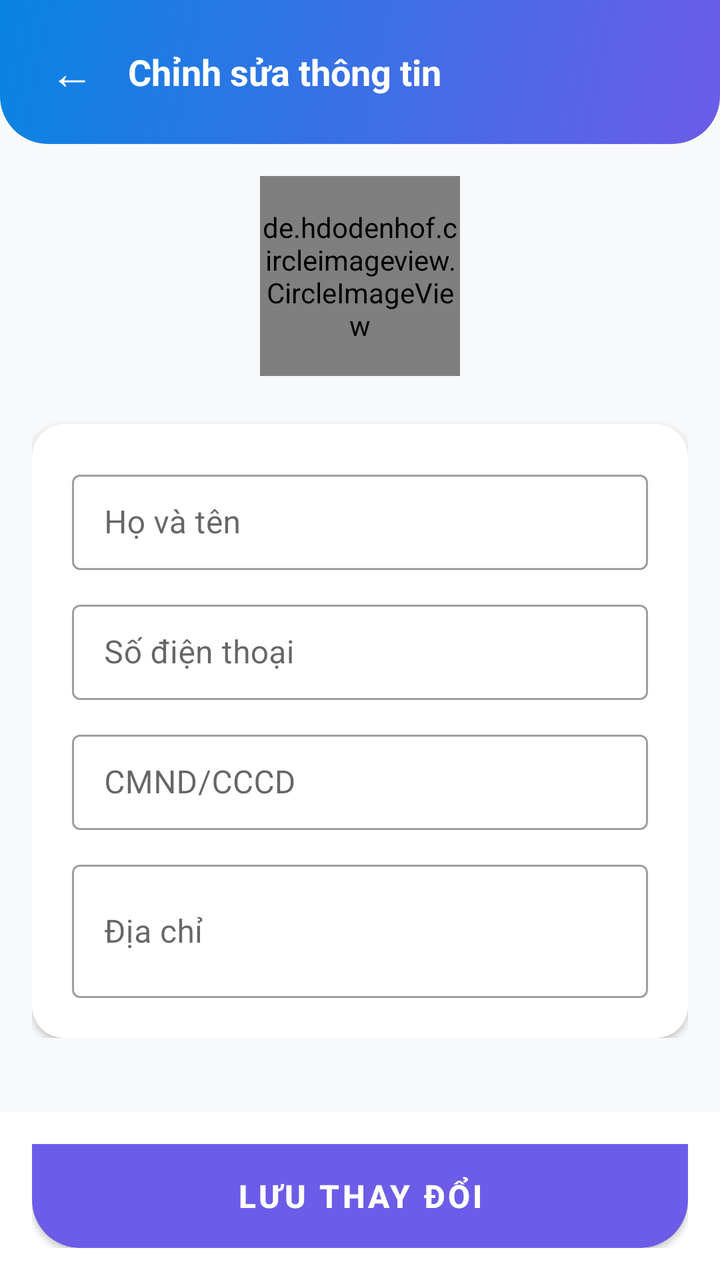
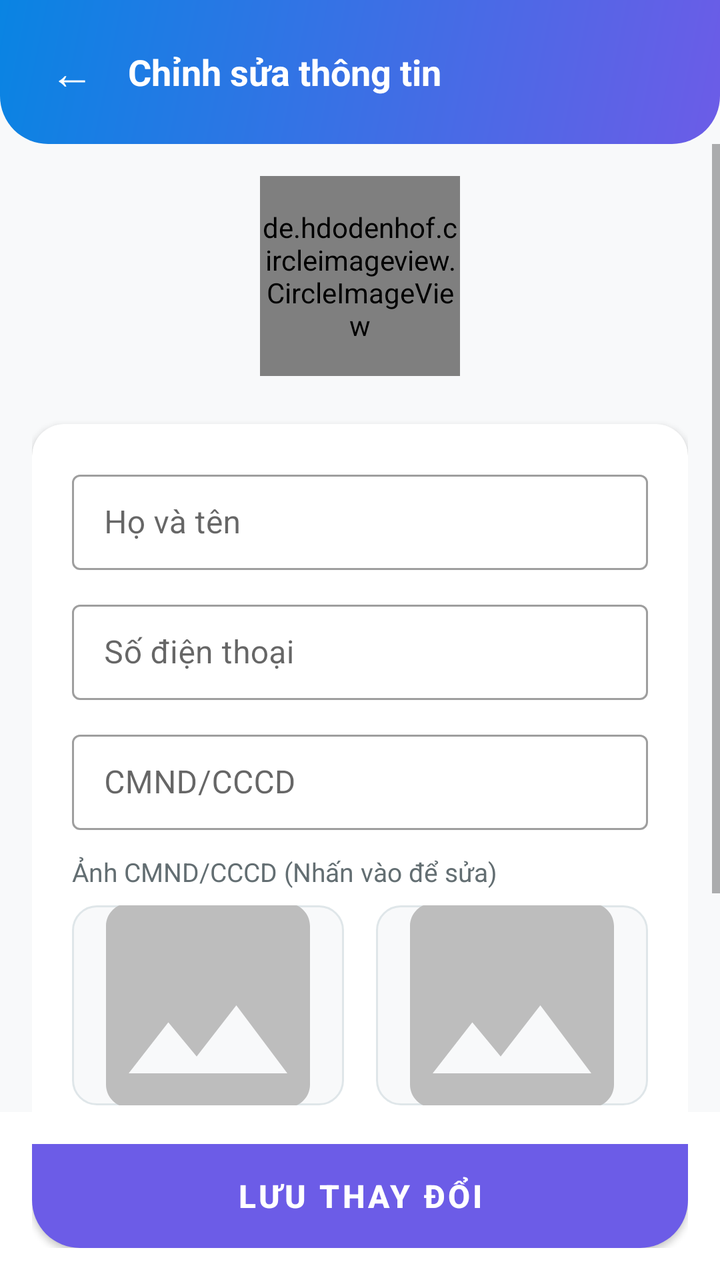

Screens rendered from an Android XML layout before and after an edit, with the pre-edit source and the edit as a unified diff.
<!-- AndroidManifest.xml: application theme Theme.SmartBoarding -->
<!-- res/layout/activity_edit_profile.xml -->
<?xml version="1.0" encoding="utf-8"?>
<LinearLayout xmlns:android="http://schemas.android.com/apk/res/android"
    xmlns:app="http://schemas.android.com/apk/res-auto"
    android:layout_width="match_parent"
    android:layout_height="match_parent"
    android:background="@color/bg_light"
    android:orientation="vertical">

    
    <LinearLayout
        android:layout_width="match_parent"
        android:layout_height="wrap_content"
        android:background="@drawable/gradient_header"
        android:gravity="center_vertical"
        android:orientation="horizontal"
        android:padding="16dp"
        android:paddingTop="40dp">

        <TextView
            android:id="@+id/btnBack"
            android:layout_width="40dp"
            android:layout_height="40dp"
            android:gravity="center"
            android:text="←"
            android:textColor="@color/white"
            android:textSize="22sp" />

        <TextView
            android:layout_width="0dp"
            android:layout_height="wrap_content"
            android:layout_marginStart="8dp"
            android:layout_weight="1"
            android:text="Chỉnh sửa thông tin"
            android:textColor="@color/white"
            android:textSize="18sp"
            android:textStyle="bold" />
    </LinearLayout>

    
    <ScrollView
        android:layout_width="match_parent"
        android:layout_height="0dp"
        android:layout_weight="1">

        <LinearLayout
            android:layout_width="match_parent"
            android:layout_height="wrap_content"
            android:orientation="vertical"
            android:padding="16dp">

            
            <LinearLayout
                android:layout_width="match_parent"
                android:layout_height="wrap_content"
                android:layout_marginBottom="24dp"
                android:gravity="center">

                <de.hdodenhof.circleimageview.CircleImageView
                    android:id="@+id/ivAvatar"
                    android:layout_width="100dp"
                    android:layout_height="100dp"
                    android:src="@android:drawable/ic_menu_myplaces"
                    app:civ_border_color="@color/purple_primary"
                    app:civ_border_width="3dp" />
            </LinearLayout>

            
            <androidx.cardview.widget.CardView
                android:layout_width="match_parent"
                android:layout_height="wrap_content"
                app:cardCornerRadius="16dp"
                app:cardElevation="2dp">

                <LinearLayout
                    android:layout_width="match_parent"
                    android:layout_height="wrap_content"
                    android:orientation="vertical"
                    android:padding="20dp">

                    <com.google.android.material.textfield.TextInputLayout
                        android:layout_width="match_parent"
                        android:layout_height="wrap_content"
                        android:layout_marginBottom="12dp"
                        android:hint="Họ và tên"
                        style="@style/Widget.MaterialComponents.TextInputLayout.OutlinedBox.Dense">

                        <com.google.android.material.textfield.TextInputEditText
                            android:id="@+id/etFullName"
                            android:layout_width="match_parent"
                            android:layout_height="wrap_content" />
                    </com.google.android.material.textfield.TextInputLayout>

                    <com.google.android.material.textfield.TextInputLayout
                        android:layout_width="match_parent"
                        android:layout_height="wrap_content"
                        android:layout_marginBottom="12dp"
                        android:hint="Số điện thoại"
                        style="@style/Widget.MaterialComponents.TextInputLayout.OutlinedBox.Dense">

                        <com.google.android.material.textfield.TextInputEditText
                            android:id="@+id/etPhone"
                            android:layout_width="match_parent"
                            android:layout_height="wrap_content"
                            android:inputType="phone" />
                    </com.google.android.material.textfield.TextInputLayout>

                    <com.google.android.material.textfield.TextInputLayout
                        android:layout_width="match_parent"
                        android:layout_height="wrap_content"
                        android:layout_marginBottom="12dp"
                        android:hint="CMND/CCCD"
                        style="@style/Widget.MaterialComponents.TextInputLayout.OutlinedBox.Dense">

                        <com.google.android.material.textfield.TextInputEditText
                            android:id="@+id/etIdCard"
                            android:layout_width="match_parent"
                            android:layout_height="wrap_content"
                            android:inputType="number" />
                    </com.google.android.material.textfield.TextInputLayout>

                    <com.google.android.material.textfield.TextInputLayout
                        android:layout_width="match_parent"
                        android:layout_height="wrap_content"
                        android:hint="Địa chỉ"
                        style="@style/Widget.MaterialComponents.TextInputLayout.OutlinedBox.Dense">

                        <com.google.android.material.textfield.TextInputEditText
                            android:id="@+id/etAddress"
                            android:layout_width="match_parent"
                            android:layout_height="wrap_content"
                            android:inputType="textMultiLine"
                            android:minLines="2" />
                    </com.google.android.material.textfield.TextInputLayout>

                </LinearLayout>
            </androidx.cardview.widget.CardView>

        </LinearLayout>
    </ScrollView>

    
    <LinearLayout
        android:layout_width="match_parent"
        android:layout_height="wrap_content"
        android:background="@color/white"
        android:padding="16dp">

        <ProgressBar
            android:id="@+id/progressBar"
            android:layout_width="wrap_content"
            android:layout_height="wrap_content"
            android:layout_marginEnd="12dp"
            android:visibility="gone" />

        <Button
            android:id="@+id/btnSave"
            android:layout_width="match_parent"
            android:layout_height="52dp"
            android:background="@drawable/gradient_button"
            android:text="Lưu thay đổi"
            android:textColor="@color/white"
            android:textSize="16sp"
            android:textStyle="bold" />
    </LinearLayout>

</LinearLayout>
<!-- resources referenced by this layout -->
<resources>
  <color name="bg_light">#F8F9FA</color>
  <color name="purple_primary">#6C5CE7</color>
  <color name="white">#FFFFFF</color>
  <!-- drawable gradient_button (drawable) -->
  <?xml version="1.0" encoding="utf-8"?>
  <shape xmlns:android="http://schemas.android.com/apk/res/android">
      <gradient
          android:startColor="#6C5CE7"
          android:endColor="#0984E3"
          android:angle="135"
          android:type="linear"/>
      <corners android:bottomLeftRadius="24dp" android:bottomRightRadius="24dp"/>
  </shape>
  <!-- drawable gradient_header (drawable) -->
  <?xml version="1.0" encoding="utf-8"?>
  <shape xmlns:android="http://schemas.android.com/apk/res/android">
      <gradient
          android:startColor="#6C5CE7"
          android:endColor="#0984E3"
          android:angle="135"
          android:type="linear"/>
      <corners android:bottomLeftRadius="24dp" android:bottomRightRadius="24dp"/>
  </shape>
  <style name="Theme.SmartBoarding" parent="Theme.MaterialComponents.Light.NoActionBar">
          <item name="colorPrimary">#6C5CE7</item>
          <item name="colorPrimaryVariant">#5A4BD1</item>
          <item name="colorOnPrimary">#FFFFFF</item>
          <item name="colorSecondary">#0984E3</item>
          <item name="colorOnSecondary">#FFFFFF</item>
          <item name="android:statusBarColor">#5A4BD1</item>
          <item name="android:windowBackground">#F8F9FA</item>
      </style>
</resources>

<!-- the commit's change to res/layout/activity_edit_profile.xml (unified diff, before → after) -->
@@ -118,6 +118,74 @@
                             android:inputType="number" />
                     </com.google.android.material.textfield.TextInputLayout>
 
+                    
+                    <TextView
+                        android:layout_width="wrap_content"
+                        android:layout_height="wrap_content"
+                        android:layout_marginBottom="8dp"
+                        android:text="Ảnh CMND/CCCD (Nhấn vào để sửa)"
+                        android:textColor="@color/text_secondary"
+                        android:textSize="13sp" />
+
+                    <LinearLayout
+                        android:layout_width="match_parent"
+                        android:layout_height="wrap_content"
+                        android:layout_marginBottom="16dp"
+                        android:orientation="horizontal"
+                        android:baselineAligned="false">
+
+                        
+                        <LinearLayout
+                            android:layout_width="0dp"
+                            android:layout_height="wrap_content"
+                            android:layout_weight="1"
+                            android:orientation="vertical"
+                            android:gravity="center"
+                            android:layout_marginEnd="8dp">
+
+                            <ImageView
+                                android:id="@+id/ivFrontImage"
+                                android:layout_width="match_parent"
+                                android:layout_height="100dp"
+                                android:scaleType="centerCrop"
+                                android:background="@drawable/bg_input"
+                                android:src="@drawable/ic_image_placeholder" />
+
+                            <TextView
+                                android:layout_width="wrap_content"
+                                android:layout_height="wrap_content"
+                                android:layout_marginTop="4dp"
+                                android:text="Mặt trước"
+                                android:textSize="12sp" />
+                        </LinearLayout>
+
+                        
+                        <LinearLayout
+                            android:layout_width="0dp"
+                            android:layout_height="wrap_content"
+                            android:layout_weight="1"
+                            android:orientation="vertical"
+                            android:gravity="center"
+                            android:layout_marginStart="8dp">
+
+                            <ImageView
+                                android:id="@+id/ivBackImage"
+                                android:layout_width="match_parent"
+                                android:layout_height="100dp"
+                                android:scaleType="centerCrop"
+                                android:background="@drawable/bg_input"
+                                android:src="@drawable/ic_image_placeholder" />
+
+                            <TextView
+                                android:layout_width="wrap_content"
+                                android:layout_height="wrap_content"
+                                android:layout_marginTop="4dp"
+                                android:text="Mặt sau"
+                                android:textSize="12sp" />
+                        </LinearLayout>
+
+                    </LinearLayout>
+
                     <com.google.android.material.textfield.TextInputLayout
                         android:layout_width="match_parent"
                         android:layout_height="wrap_content"
<!-- resource entries referenced after the edit -->
@@ -2,7 +2,17 @@
 <resources>
   <color name="bg_light">#F8F9FA</color>
   <color name="purple_primary">#6C5CE7</color>
+  <color name="text_secondary">#636E72</color>
   <color name="white">#FFFFFF</color>
+  <!-- drawable bg_input (drawable) -->
+  <?xml version="1.0" encoding="utf-8"?>
+  <shape xmlns:android="http://schemas.android.com/apk/res/android">
+      <solid android:color="#F8F9FA"/>
+      <stroke
+          android:width="1dp"
+          android:color="#DFE6E9"/>
+      <corners android:radius="12dp"/>
+  </shape>
   <!-- drawable gradient_button (drawable) -->
   <?xml version="1.0" encoding="utf-8"?>
   <shape xmlns:android="http://schemas.android.com/apk/res/android">
@@ -23,6 +33,18 @@
           android:type="linear"/>
       <corners android:bottomLeftRadius="24dp" android:bottomRightRadius="24dp"/>
   </shape>
+  <!-- drawable ic_image_placeholder (drawable) -->
+  <?xml version="1.0" encoding="utf-8"?>
+  <vector xmlns:android="http://schemas.android.com/apk/res/android"
+      android:width="48dp"
+      android:height="48dp"
+      android:viewportWidth="24"
+      android:viewportHeight="24"
+      android:tint="#BDBDBD">
+      <path
+          android:fillColor="@android:color/white"
+          android:pathData="M21,19V5c0,-1.1 -0.9,-2 -2,-2H5c-1.1,0 -2,0.9 -2,2v14c0,1.1 0.9,2 2,2h14c1.1,0 2,-0.9 2,-2zM8.5,13.5l2.5,3.01L14.5,12l4.5,6H5l3.5,-4.5z"/>
+  </vector>
   <style name="Theme.SmartBoarding" parent="Theme.MaterialComponents.Light.NoActionBar">
           <item name="colorPrimary">#6C5CE7</item>
           <item name="colorPrimaryVariant">#5A4BD1</item>
